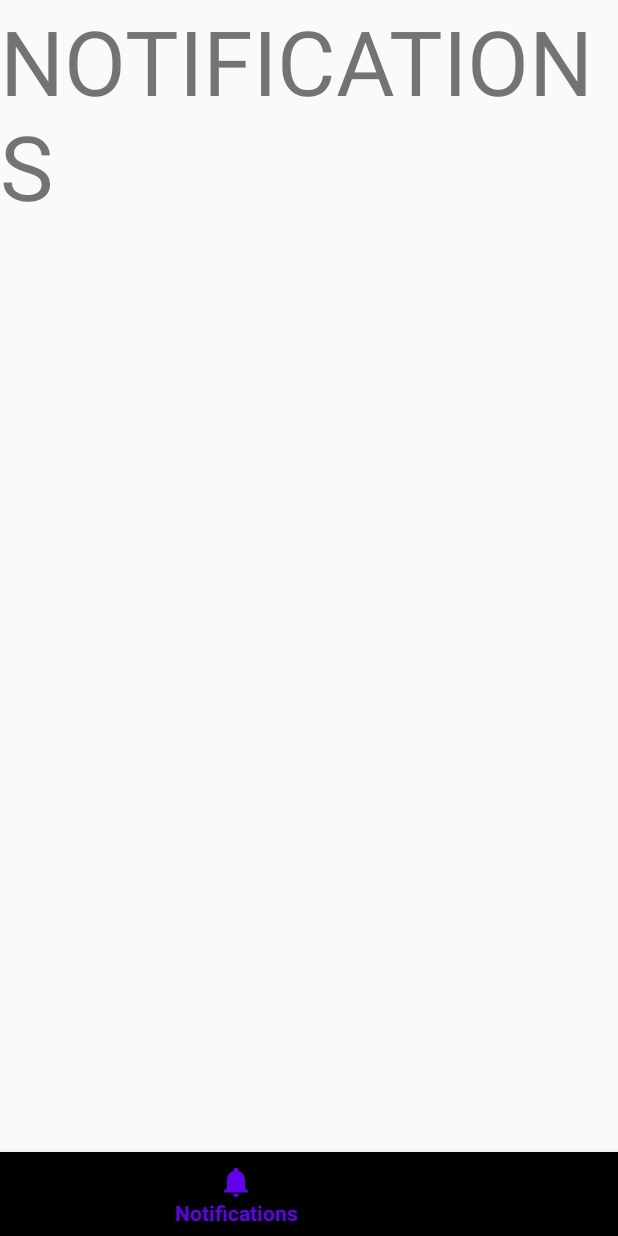
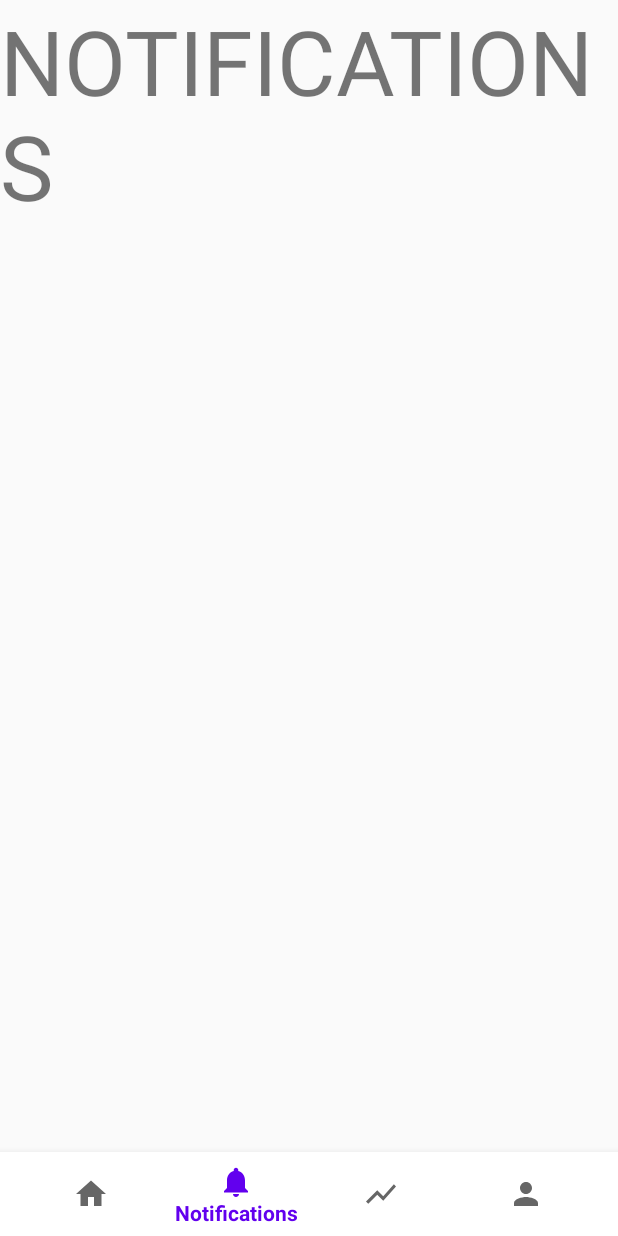
Before and after one commit to norawennerstrom/PupPulse, an Android app: the screen it shows after launch (MainActivity), item 2 of the bottom bar chosen, on a phone screen of 412 x 824 dp. Run offline under Robolectric (Android 15) with nearby library versions, the phone set to English and light mode, and no system bars; libraries missing offline, so code that uses them is left out: com.github.mikephil.charting.

Commit message:
modified activity_main.xml

```diff
--- a/app/src/main/res/layout/activity_main.xml
+++ b/app/src/main/res/layout/activity_main.xml
@@ -15,6 +15,7 @@
     </FrameLayout>
 
     <com.google.android.material.bottomnavigation.BottomNavigationView
+        android:background="@color/cardview_light_background"
         android:id="@+id/bottomNavigationView"
         android:layout_width="match_parent"
         android:layout_height="wrap_content"
--- a/app/src/main/res/menu/main_menu.xml
+++ b/app/src/main/res/menu/main_menu.xml
@@ -1,14 +1,7 @@
 <?xml version="1.0" encoding="utf-8"?>
 <menu xmlns:android="http://schemas.android.com/apk/res/android"
     xmlns:app="http://schemas.android.com/apk/res-auto">
-    <!--
-        <item
-            android:title="@string/app_menu"
-            android:id="@+id/app_menu"
-            android:icon="@drawable/ic_menu"
-            app:showAsAction="always"/>
-         Add more items according to the mockup!
-    -->
+
     <item android:title="@string/home"
         android:id="@+id/home_menu_item"
         android:icon="@drawable/home"/>
```
